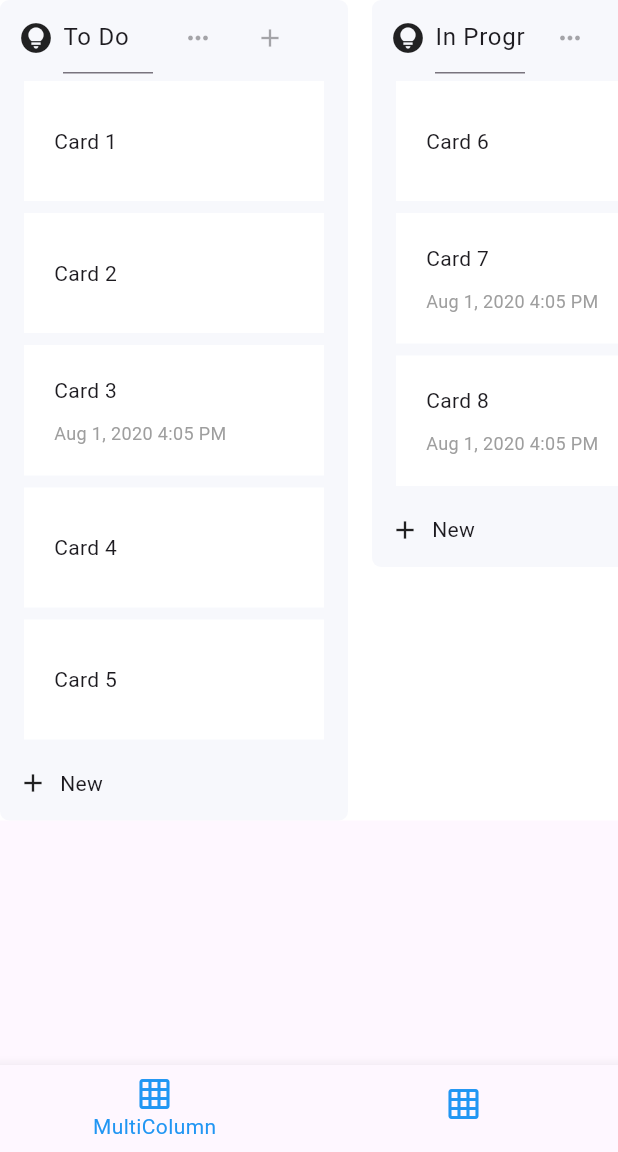
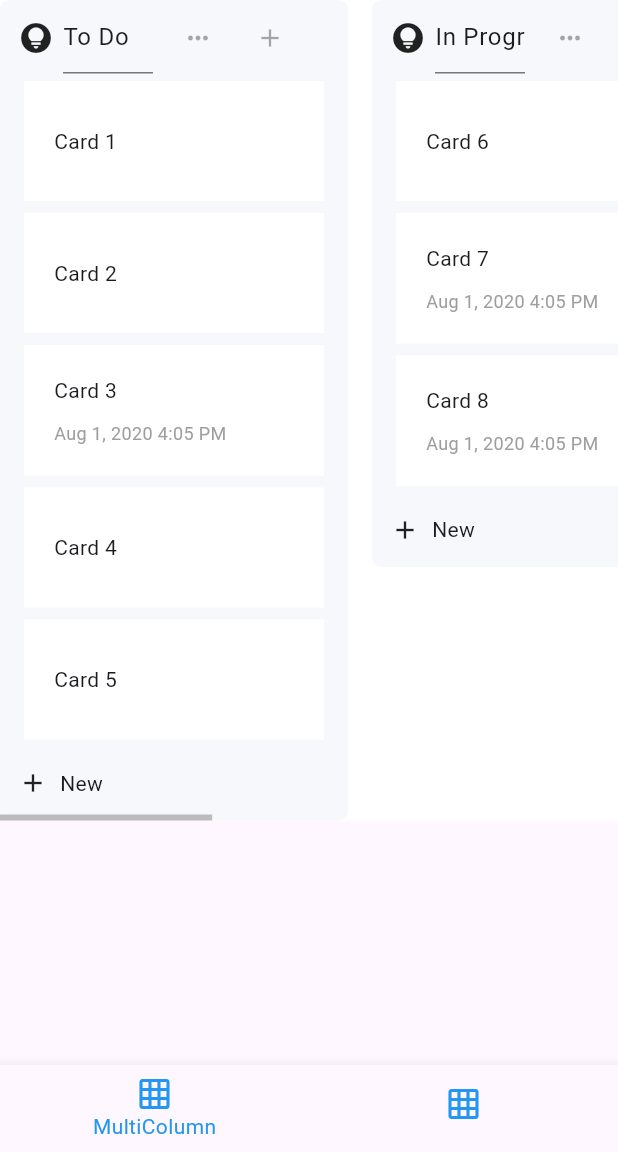
Before and after one commit to AppFlowy-IO/appflowy-board, a Flutter app: the screen it shows after launch, on a phone screen of 412 x 824 dp, the part 84-1236 px from its top. Run offline on Flutter 3.47's test engine with Material 3 defaults, Android fonts, the phone set to English and light mode, and no system bars; our stand-ins replace equatable.

```diff
--- a/lib/src/widgets/board.dart
+++ b/lib/src/widgets/board.dart
@@ -215,6 +215,7 @@ class _AppFlowyBoardContentState extends State<_AppFlowyBoardContent> {
   final GlobalKey _boardContentKey =
       GlobalKey(debugLabel: '$_AppFlowyBoardContent overlay key');
   late BoardOverlayEntry _overlayEntry;
+  late final _scrollController = widget.scrollController ?? ScrollController();
 
   @override
   void initState() {
@@ -231,15 +232,15 @@ class _AppFlowyBoardContentState extends State<_AppFlowyBoardContent> {
               ),
               child: widget.background,
             ),
-          ScrollConfiguration(
-            behavior:
-                ScrollConfiguration.of(context).copyWith(scrollbars: true),
+          Scrollbar(
+            controller: _scrollController,
+            thumbVisibility: true,
             child: SingleChildScrollView(
               scrollDirection: widget.reorderFlexConfig.direction,
-              controller: widget.scrollController,
+              controller: _scrollController,
               child: ReorderFlex(
                 config: widget.reorderFlexConfig,
-                scrollController: widget.scrollController,
+                scrollController: _scrollController,
                 onReorder: widget.onReorder,
                 dataSource: widget.boardController,
                 autoScroll: true,
```
